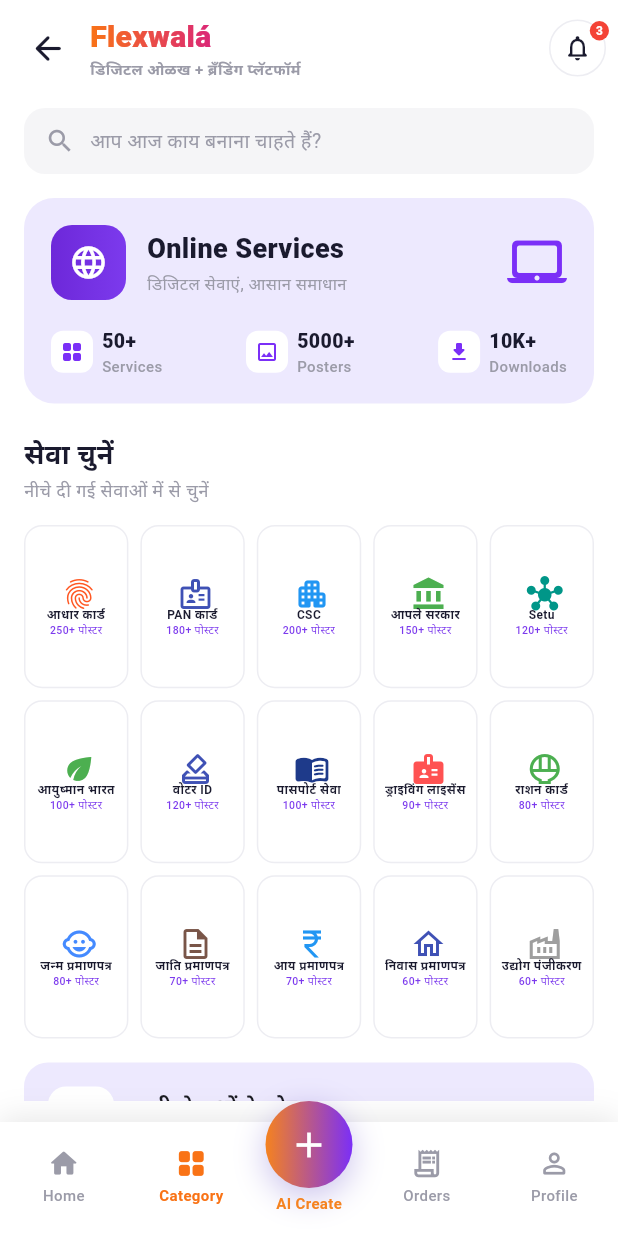
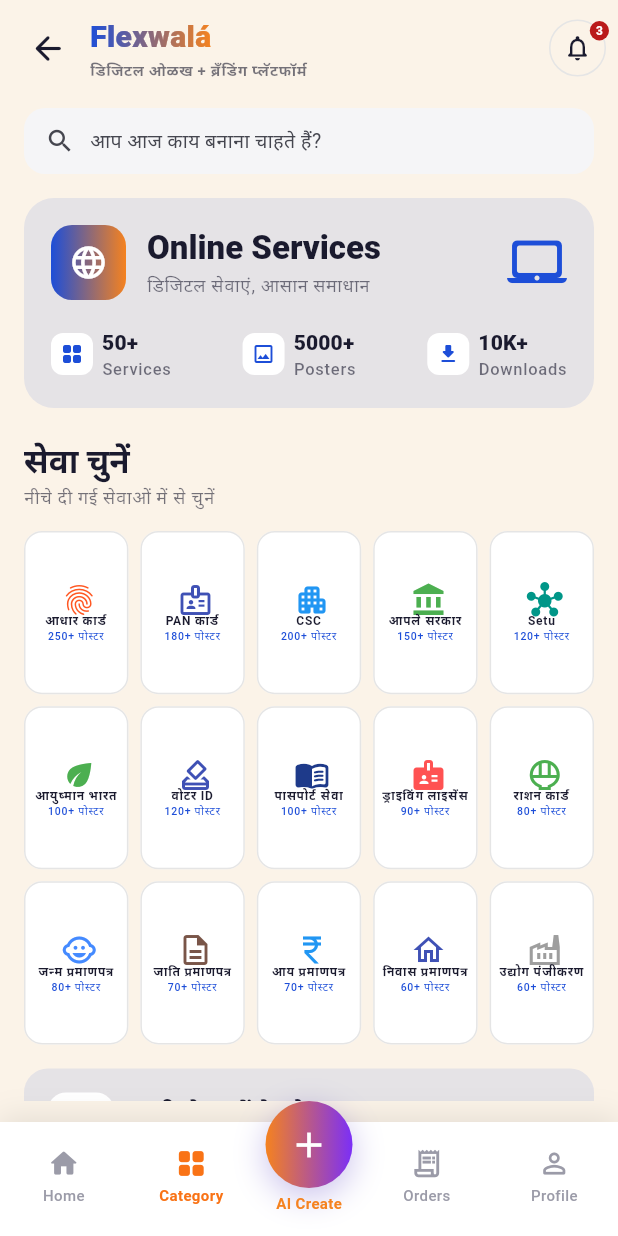
Before and after one commit to vivekgupta-tech/Flexwala, a Flutter app: the BusinessCategoryScreen screen opened by its route, on a phone screen of 412 x 824 dp. Run offline on Flutter 3.47's test engine with Material 3 defaults, Android fonts, the phone set to English and light mode, and no system bars; our stand-ins replace connectivity_plus, dio, equatable, flutter_bloc, flutter_secure_storage, get_it and 1 more; accounts and stored records are empty; network calls fail.

```diff
--- a/lib/app/app.dart
+++ b/lib/app/app.dart
@@ -5,6 +5,7 @@
 import 'package:flexwala/core/di/injection_container.dart';
 import 'package:flexwala/core/navigation/app_router.dart';
 import 'package:flexwala/features/auth/presentation/bloc/auth_bloc.dart';
+import 'package:flexwala/core/theme/app_theme.dart';
 import 'event_bus.dart';
 
 final navigatorKey = GlobalKey<NavigatorState>();
@@ -45,16 +46,8 @@
         navigatorKey: navigatorKey,
         title: 'Flexwala',
         debugShowCheckedModeBanner: false,
-        theme: ThemeData(
-          colorSchemeSeed: const Color(0xFF1D4ED8),
-          useMaterial3: true,
-          brightness: Brightness.light,
-        ),
-        darkTheme: ThemeData(
-          colorSchemeSeed: const Color(0xFF1D4ED8),
-          useMaterial3: true,
-          brightness: Brightness.dark,
-        ),
+        theme: AppTheme.light,
+        darkTheme: AppTheme.dark,
         themeMode: ThemeMode.system,
         initialRoute: AppRoutes.home,
         onGenerateRoute: AppRoutes.generateRoute,
--- a/lib/core/theme/app_theme.dart
+++ b/lib/core/theme/app_theme.dart
@@ -8,12 +8,15 @@
   static ThemeData get lightTheme {
     return ThemeData(
       useMaterial3: true,
+      brightness: Brightness.light,
       scaffoldBackgroundColor: AppColors.background,
-      fontFamily: null, // <- Yahan apna custom font name daal sakte hain
       colorScheme: ColorScheme.fromSeed(
         seedColor: AppColors.primaryBlue,
         primary: AppColors.primaryBlue,
         secondary: AppColors.primaryOrange,
+        surface: AppColors.cardWhite,
+        onSurface: AppColors.textDark,
+        surfaceContainerHighest: AppColors.searchBg,
       ),
       appBarTheme: const AppBarTheme(
         backgroundColor: AppColors.cardWhite,
@@ -32,6 +35,38 @@
     );
   }
 
+  static ThemeData get darkTheme {
+    return ThemeData(
+      useMaterial3: true,
+      brightness: Brightness.dark,
+      scaffoldBackgroundColor: const Color(0xFF0F172A), // Slate 900
+      colorScheme: ColorScheme.fromSeed(
+        seedColor: AppColors.primaryBlue,
+        brightness: Brightness.dark,
+        primary: AppColors.primaryBlue,
+        secondary: AppColors.primaryOrange,
+        surface: const Color(0xFF1E293B), // Slate 800
+        onSurface: Colors.white,
+        surfaceContainerHighest: const Color(0xFF334155), // Slate 700
+      ),
+      appBarTheme: const AppBarTheme(
+        backgroundColor: Color(0xFF1E293B),
+        elevation: 0,
+        surfaceTintColor: Colors.transparent,
+        centerTitle: true,
+        titleTextStyle: TextStyle(
+          color: Colors.white,
+          fontSize: 18,
+          fontWeight: FontWeight.bold,
+        ),
+        iconTheme: IconThemeData(color: Colors.white),
+      ),
+      dividerColor: Colors.white12,
+      splashFactory: InkRipple.splashFactory,
+    );
+  }
+
   // Purana 'light' getter agar kahin use ho raha ho toh usse redirect kar dete hain
   static ThemeData get light => lightTheme;
+  static ThemeData get dark => darkTheme;
 }
--- a/lib/features/menu/presentation/pages/Service_grid_item.dart
+++ b/lib/features/menu/presentation/pages/Service_grid_item.dart
@@ -21,17 +21,18 @@
 
   @override
   Widget build(BuildContext context) {
+    final theme = Theme.of(context);
     return Material(
-      color: Colors.white,
+      color: theme.colorScheme.surface,
       borderRadius: BorderRadius.circular(12),
       child: InkWell(
         onTap: onTap,
         borderRadius: BorderRadius.circular(12),
-        splashColor: AppColors.primaryPurple.withValues(alpha: 0.1),
+        splashColor: theme.colorScheme.primary.withValues(alpha: 0.1),
         child: Container(
           decoration: BoxDecoration(
             borderRadius: BorderRadius.circular(12),
-            border: Border.all(color: AppColors.cardBorder),
+            border: Border.all(color: theme.dividerColor),
           ),
           padding: const EdgeInsets.symmetric(vertical: 2, horizontal: 1),
           child: Column(
@@ -46,10 +47,10 @@
                   textAlign: TextAlign.center,
                   maxLines: 2,
                   overflow: TextOverflow.ellipsis,
-                  style: const TextStyle(
+                  style: theme.textTheme.labelSmall?.copyWith(
                     fontSize: 8,
                     fontWeight: FontWeight.w600,
-                    color: AppColors.textDark,
+                    color: theme.colorScheme.onSurface,
                     height: 1.0,
                   ),
                 ),
@@ -61,10 +62,10 @@
                   maxLines: 1,
                   overflow: TextOverflow.ellipsis,
                   textAlign: TextAlign.center,
-                  style: const TextStyle(
+                  style: theme.textTheme.labelSmall?.copyWith(
                     fontSize: 7,
                     fontWeight: FontWeight.w500,
-                    color: AppColors.counterPurple,
+                    color: theme.colorScheme.primary,
                   ),
                 ),
               ),
--- a/lib/features/menu/presentation/pages/business_category_screen.dart
+++ b/lib/features/menu/presentation/pages/business_category_screen.dart
@@ -26,21 +26,26 @@
   ];
 
   void _showComingSoon(BuildContext context) {
+    final theme = Theme.of(context);
     ScaffoldMessenger.of(context).showSnackBar(
       SnackBar(
-        content: const Text('Coming Soon!'),
+        content: Text(
+          'Coming Soon!',
+          style: TextStyle(color: theme.colorScheme.onPrimary),
+        ),
         behavior: SnackBarBehavior.floating,
         duration: const Duration(seconds: 1),
         shape: RoundedRectangleBorder(borderRadius: BorderRadius.circular(10)),
-        backgroundColor: AppColors.primaryPurple,
+        backgroundColor: theme.colorScheme.primary,
       ),
     );
   }
 
   @override
   Widget build(BuildContext context) {
+    final theme = Theme.of(context);
     return Scaffold(
-      backgroundColor: Colors.white,
+      backgroundColor: theme.scaffoldBackgroundColor,
       drawer: const AppDrawer(),
       body: SafeArea(
         child: Column(
@@ -54,11 +59,11 @@
                 padding: const EdgeInsets.symmetric(horizontal: 16),
                 children: [
                   const SizedBox(height: 8),
-                  _buildSearchRow(),
+                  _buildSearchRow(context),
                   const SizedBox(height: 16),
-                  _buildOnlineServicesBanner(),
+                  _buildOnlineServicesBanner(context),
                   const SizedBox(height: 20),
-                  _buildSectionHeader(),
+                  _buildSectionHeader(context),
                   const SizedBox(height: 14),
                   _buildServiceGrid(context),
                   const SizedBox(height: 16),
@@ -85,10 +90,11 @@
   }
 
   Widget _buildTopBar(BuildContext context) {
+    final theme = Theme.of(context);
     return Row(
       children: [
         IconButton(
-          icon: const Icon(Icons.arrow_back_rounded, size: 26, color: AppColors.textDark),
+          icon: Icon(Icons.arrow_back_rounded, size: 26, color: theme.colorScheme.onSurface),
           onPressed: () => Navigator.pop(context),
         ),
         const SizedBox(width: 4),
@@ -98,8 +104,8 @@
             mainAxisSize: MainAxisSize.min,
             children: [
               ShaderMask(
-                shaderCallback: (bounds) => const LinearGradient(
-                  colors: [Color(0xFFF97316), Color(0xFFDB2777)],
+                shaderCallback: (bounds) => LinearGradient(
+                  colors: [theme.colorScheme.primary, theme.colorScheme.secondary],
                 ).createShader(bounds),
                 child: const Text(
                   'Flexwalá',
@@ -110,19 +116,24 @@
                   ),
                 ),
               ),
-              const Text(
+              Text(
                 'डिजिटल ओळख + ब्रँडिंग प्लॅटफॉर्म',
-                style: TextStyle(fontSize: 10, color: AppColors.textGrey, fontWeight: FontWeight.w600),
+                style: theme.textTheme.bodySmall?.copyWith(
+                  fontSize: 10,
+                  fontWeight: FontWeight.w600,
+                  color: theme.colorScheme.onSurface.withValues(alpha: 0.6),
+                ),
               ),
             ],
           ),
         ),
-        _buildIconWithBadge(Icons.notifications_none_rounded, '3'),
+        _buildIconWithBadge(context, Icons.notifications_none_rounded, '3'),
       ],
     );
   }
 
-  Widget _buildIconWithBadge(IconData icon, String badge) {
+  Widget _buildIconWithBadge(BuildContext context, IconData icon, String badge) {
+    final theme = Theme.of(context);
     return Stack(
       clipBehavior: Clip.none,
       children: [
@@ -130,22 +141,22 @@
           padding: const EdgeInsets.all(8),
           decoration: BoxDecoration(
             shape: BoxShape.circle,
-            border: Border.all(color: AppColors.cardBorder),
+            border: Border.all(color: theme.dividerColor),
           ),
-          child: Icon(icon, size: 20, color: AppColors.textDark),
+          child: Icon(icon, size: 20, color: theme.colorScheme.onSurface),
         ),
         Positioned(
           top: -2,
           right: -2,
           child: Container(
             padding: const EdgeInsets.all(4),
-            decoration: const BoxDecoration(
-              color: Colors.red,
+            decoration: BoxDecoration(
+              color: theme.colorScheme.error,
               shape: BoxShape.circle,
             ),
             child: Text(
               badge,
-              style: const TextStyle(color: Colors.white, fontSize: 8, fontWeight: FontWeight.bold),
+              style: TextStyle(color: theme.colorScheme.onError, fontSize: 8, fontWeight: FontWeight.bold),
             ),
           ),
         ),
@@ -153,21 +164,22 @@
     );
   }
 
-  Widget _buildSearchRow() {
+  Widget _buildSearchRow(BuildContext context) {
+    final theme = Theme.of(context);
     return Container(
       padding: const EdgeInsets.symmetric(horizontal: 14, vertical: 12),
       decoration: BoxDecoration(
-        color: AppColors.searchBg,
+        color: theme.colorScheme.surfaceContainerHighest,
         borderRadius: BorderRadius.circular(14),
       ),
-      child: const Row(
+      child: Row(
         children: [
-          Icon(Icons.search, color: AppColors.textGrey, size: 20),
-          SizedBox(width: 10),
+          Icon(Icons.search, color: theme.colorScheme.onSurfaceVariant, size: 20),
+          const SizedBox(width: 10),
           Expanded(
             child: Text(
               'आप आज काय बनाना चाहते हैं?',
-              style: TextStyle(color: AppColors.textGrey, fontSize: 13),
+              style: TextStyle(color: theme.colorScheme.onSurfaceVariant, fontSize: 13),
             ),
           ),
         ],
@@ -175,11 +187,12 @@
     );
   }
 
-  Widget _buildOnlineServicesBanner() {
+  Widget _buildOnlineServicesBanner(BuildContext context) {
+    final theme = Theme.of(context);
     return Container(
       padding: const EdgeInsets.all(18),
       decoration: BoxDecoration(
-        color: AppColors.bannerBg,
+        color: theme.colorScheme.primary.withValues(alpha: 0.1),
         borderRadius: BorderRadius.circular(20),
       ),
       child: Column(
@@ -192,26 +205,26 @@
                 height: 50,
                 decoration: BoxDecoration(
                   borderRadius: BorderRadius.circular(14),
-                  gradient: const LinearGradient(
-                    colors: [AppColors.bannerStart, AppColors.bannerEnd],
+                  gradient: LinearGradient(
+                    colors: [theme.colorScheme.primary, theme.colorScheme.secondary],
                   ),
                 ),
                 child: const Icon(Icons.language_rounded, color: Colors.white, size: 26),
               ),
               const SizedBox(width: 14),
-              const Expanded(
+              Expanded(
                 child: Column(
                   crossAxisAlignment: CrossAxisAlignment.start,
                   children: [
                     Text('Online Services',
-                        style: TextStyle(fontSize: 18, fontWeight: FontWeight.w800, color: AppColors.textDark)),
-                    SizedBox(height: 2),
-                    Text('डिजिटल सेवाएं, आसान समाधान', style: TextStyle(fontSize: 11, color: AppColors.textGrey)),
+                        style: theme.textTheme.titleLarge?.copyWith(fontWeight: FontWeight.w800, color: theme.colorScheme.onSurface)),
+                    const SizedBox(height: 2),
+                    Text('डिजिटल सेवाएं, आसान समाधान', style: theme.textTheme.bodySmall?.copyWith(color: theme.colorScheme.onSurface.withValues(alpha: 0.6))),
                   ],
                 ),
               ),
-              const Icon(Icons.laptop_mac_rounded,
-                  size: 40, color: AppColors.primaryPurple),
+              Icon(Icons.laptop_mac_rounded,
+                  size: 40, color: theme.colorScheme.primary),
             ],
           ),
           const SizedBox(height: 18),
@@ -228,13 +241,14 @@
     );
   }
 
-  Widget _buildSectionHeader() {
-    return const Column(
+  Widget _buildSectionHeader(BuildContext context) {
+    final theme = Theme.of(context);
+    return Column(
       crossAxisAlignment: CrossAxisAlignment.start,
       children: [
-        Text('सेवा चुनें', style: TextStyle(fontSize: 18, fontWeight: FontWeight.w800, color: AppColors.textDark)),
-        SizedBox(height: 2),
-        Text('नीचे दी गई सेवाओं में से चुनें', style: TextStyle(fontSize: 12, color: AppColors.textGrey)),
+        Text('सेवा चुनें', style: theme.textTheme.titleLarge?.copyWith(fontWeight: FontWeight.w800, color: theme.colorScheme.onSurface)),
+        const SizedBox(height: 2),
+        Text('नीचे दी गई सेवाओं में से चुनें', style: theme.textTheme.bodySmall?.copyWith(color: theme.colorScheme.onSurface.withValues(alpha: 0.6))),
       ],
     );
   }
@@ -260,10 +274,11 @@
   }
 
   Widget _buildBottomBanner(BuildContext context) {
+    final theme = Theme.of(context);
     return Container(
       padding: const EdgeInsets.all(16),
       decoration: BoxDecoration(
-        color: AppColors.bannerBg,
+        color: theme.colorScheme.primary.withValues(alpha: 0.1),
         borderRadius: BorderRadius.circular(16),
       ),
       child: Column(
@@ -272,16 +287,16 @@
             children: [
               Container(
                 padding: const EdgeInsets.all(10),
-                decoration: BoxDecoration(color: Colors.white, borderRadius: BorderRadius.circular(12)),
-                child: const Icon(Icons.lock_outline_rounded, color: AppColors.primaryPurple),
+                decoration: BoxDecoration(color: theme.colorScheme.surface, borderRadius: BorderRadius.circular(12)),
+                child: Icon(Icons.lock_outline_rounded, color: theme.colorScheme.primary),
               ),
               const SizedBox(width: 12),
-              const Expanded(
+              Expanded(
                 child: Column(
                   crossAxisAlignment: CrossAxisAlignment.start,
                   children: [
-                    Text('सभी सेवाओं के पोस्टर', style: TextStyle(fontSize: 14, fontWeight: FontWeight.w700)),
-                    Text('प्रोफेशनल पोस्टर डिजाइन डाउनलोड करें', style: TextStyle(fontSize: 11, color: AppColors.textGrey)),
+                    Text('सभी सेवाओं के पोस्टर', style: theme.textTheme.titleMedium?.copyWith(fontWeight: FontWeight.w700, color: theme.colorScheme.onSurface)),
+                    Text('प्रोफेशनल पोस्टर डिजाइन डाउनलोड करें', style: theme.textTheme.bodySmall?.copyWith(color: theme.colorScheme.onSurface.withValues(alpha: 0.6))),
                   ],
                 ),
               ),
@@ -293,8 +308,8 @@
             child: ElevatedButton(
               onPressed: () => _showComingSoon(context),
               style: ElevatedButton.styleFrom(
-                backgroundColor: AppColors.primaryPurple,
-                foregroundColor: Colors.white,
+                backgroundColor: theme.colorScheme.primary,
+                foregroundColor: theme.colorScheme.onPrimary,
                 padding: const EdgeInsets.symmetric(vertical: 12),
                 shape: RoundedRectangleBorder(borderRadius: BorderRadius.circular(30)),
                 elevation: 0,
@@ -324,22 +339,23 @@
 
   @override
   Widget build(BuildContext context) {
+    final theme = Theme.of(context);
     return Row(
       children: [
         Container(
           padding: const EdgeInsets.all(6),
           decoration: BoxDecoration(
-            color: Colors.white,
+            color: theme.colorScheme.surface,
             borderRadius: BorderRadius.circular(8),
           ),
-          child: Icon(icon, size: 16, color: AppColors.primaryPurple),
+          child: Icon(icon, size: 16, color: theme.colorScheme.primary),
         ),
         const SizedBox(width: 6),
         Column(
           crossAxisAlignment: CrossAxisAlignment.start,
           children: [
-            Text(value, style: const TextStyle(fontSize: 13, fontWeight: FontWeight.w800, color: AppColors.textDark)),
-            Text(label, style: const TextStyle(fontSize: 10, color: AppColors.textGrey, fontWeight: FontWeight.w500)),
+            Text(value, style: theme.textTheme.titleSmall?.copyWith(fontWeight: FontWeight.w800, color: theme.colorScheme.onSurface)),
+            Text(label, style: theme.textTheme.labelSmall?.copyWith(color: theme.colorScheme.onSurface.withValues(alpha: 0.6), fontWeight: FontWeight.w500)),
           ],
         ),
       ],
```
